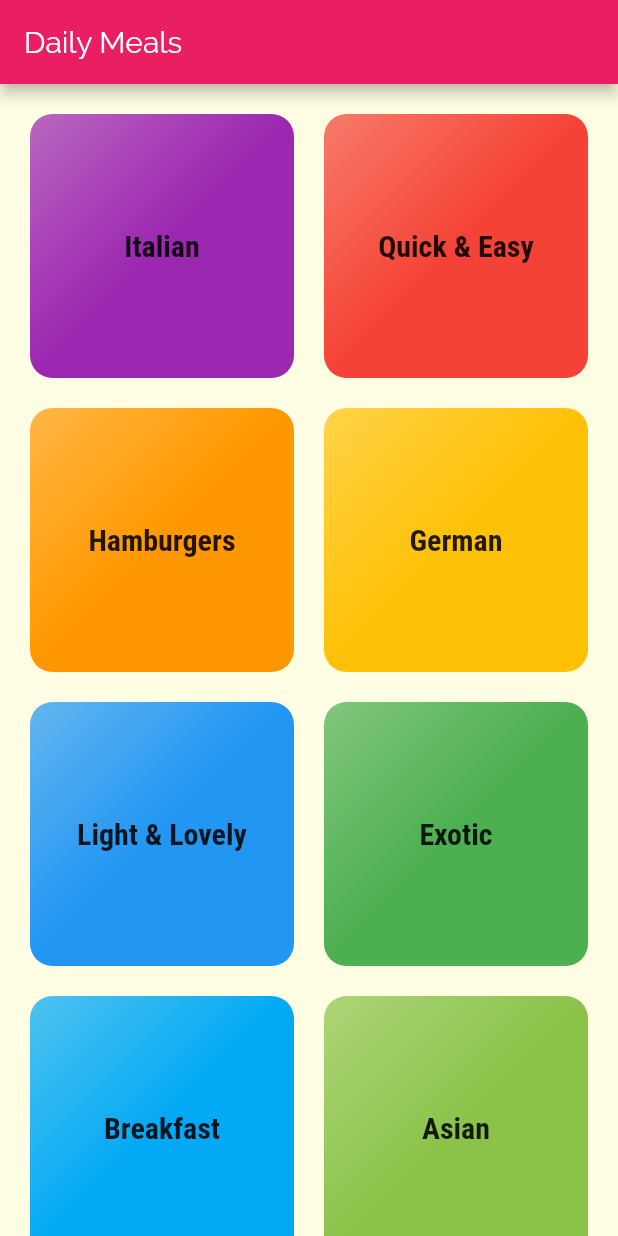
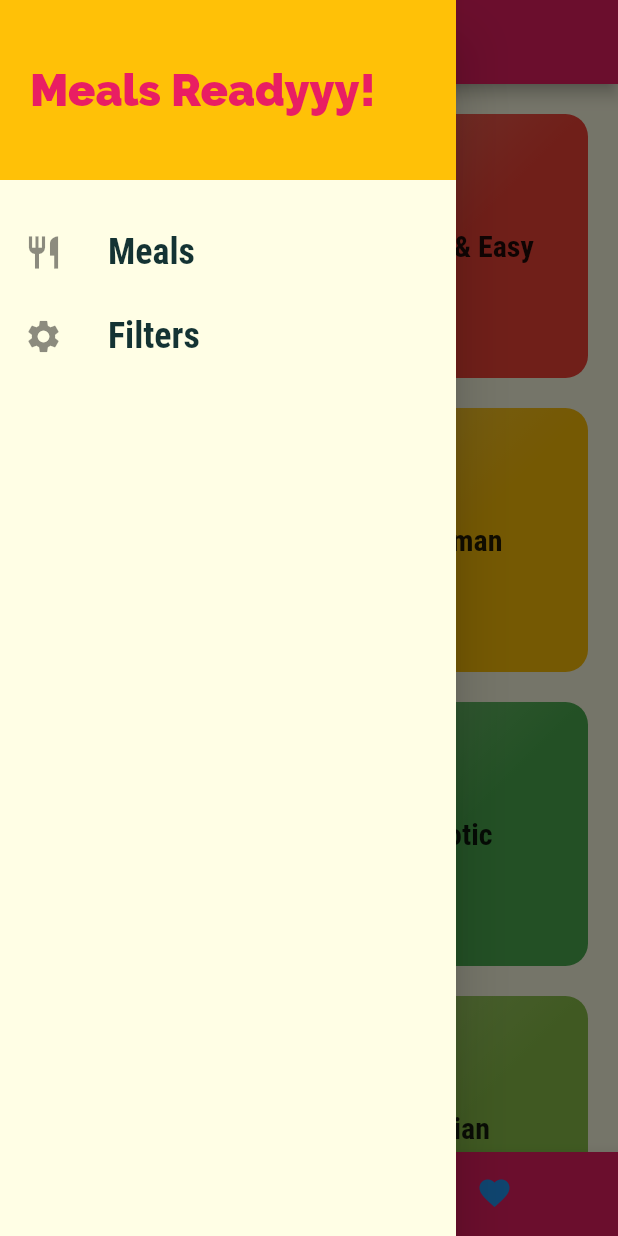
Before and after one commit to gstephin/flutterNavigation, a Flutter app: the screen it shows after launch, with the side drawer open (before the commit the screen has no drawer), on a phone screen of 412 x 824 dp. Run offline on Flutter 3.47's test engine with Material 2 defaults, Android fonts, the phone set to English and light mode, and no system bars; our stand-ins replace cached_network_image.

Commit message:
drawer added

```diff
--- a/lib/main.dart
+++ b/lib/main.dart
@@ -1,8 +1,9 @@
-import 'screens/meal_detail_screen.dart';
+import './screens/filter_screen.dart';
 import 'package:flutter/material.dart';
 
+import './screens/tabs_screen.dart';
 import 'screens/category_detail_screen.dart';
-import 'screens/category_screen.dart';
+import 'screens/meal_detail_screen.dart';
 
 void main() => runApp(MyApp());
 
@@ -32,9 +33,10 @@ class MyApp extends StatelessWidget {
       //home: CategoryScreen(),
       initialRoute: '/', // default is '/'
       routes: {
-        '/': (ctx) => CategoryScreen(),
+        '/': (ctx) => TabScreen(),
         CategoryDetailScreen.routeName: (ctx) => CategoryDetailScreen(),
         MealDetailScreen.routeNameMeal: (ctx) => MealDetailScreen(),
+        FilterScreen.routeName: (ctx) => FilterScreen(),
       },
     );
   }
--- a/lib/screens/category_screen.dart
+++ b/lib/screens/category_screen.dart
@@ -5,11 +5,7 @@ import 'package:flutter/material.dart';
 class CategoryScreen extends StatelessWidget {
   @override
   Widget build(BuildContext context) {
-    return Scaffold(
-      appBar: AppBar(
-        title: const Text('Daily Meals'),
-      ),
-      body: GridView(
+    return  GridView(
         padding: EdgeInsets.all(20),
         gridDelegate: SliverGridDelegateWithMaxCrossAxisExtent(
             maxCrossAxisExtent: 200,
@@ -19,7 +15,6 @@ class CategoryScreen extends StatelessWidget {
         children: DUMMY_CATEGORIES
             .map((cat) => CategoryItem(cat.title,cat.id, cat.color))
             .toList(),
-      ),
     );
   }
 }
--- a/lib/screens/meal_detail_screen.dart
+++ b/lib/screens/meal_detail_screen.dart
@@ -89,6 +89,10 @@ class MealDetailScreen extends StatelessWidget {
           ],
         ),
       ),
+      floatingActionButton: FloatingActionButton(
+        child: Icon(Icons.delete),
+        onPressed: () => Navigator.of(context).pop(selectedMeal.id),
+      ),
     );
   }
 }
--- /dev/null
+++ b/lib/screens/tabs_screen.dart
@@ -0,0 +1,58 @@
+import '../widgets/main_drawer.dart';
+import 'package:flutter/material.dart';
+
+import '../screens/category_screen.dart';
+import 'favorites_screen.dart';
+
+class TabScreen extends StatefulWidget {
+  @override
+  _TabScreenState createState() => _TabScreenState();
+}
+
+class _TabScreenState extends State<TabScreen> {
+  final List<Map<String, Object>> _pages = [
+    {'page': CategoryScreen(), 'title': 'Categories'},
+    {'page': FavoriteScreen(), 'title': 'Faavorites'}
+  ];
+  int _index = 0;
+
+  void _onSelectTab(int index) {
+    setState(() {
+      _index = index;
+    });
+  }
+
+  @override
+  Widget build(BuildContext context) {
+    return DefaultTabController(
+      length: 2,
+      child: Scaffold(
+          appBar: AppBar(title: Text(_pages[_index]['title'])),
+          drawer: MainDrawer(),
+          bottomNavigationBar: BottomNavigationBar(
+            currentIndex: _index,
+            type: BottomNavigationBarType.shifting,
+            onTap: _onSelectTab,
+            unselectedItemColor: Colors.blue,
+            selectedItemColor: Colors.white,
+            backgroundColor: Theme.of(context).primaryColor,
+            items: [
+              BottomNavigationBarItem(
+                  backgroundColor: Theme.of(context).primaryColor,
+                  icon: Icon(Icons.category),
+                  title: Text('Categories')),
+              BottomNavigationBarItem(
+                  backgroundColor: Theme.of(context).primaryColor,
+                  icon: Icon(Icons.favorite),
+                  title: Text('Favorites')),
+            ],
+          ),
+          body: _pages[_index]['page']
+
+          /* TabBarView(
+          children: <Widget>[CategoryScreen(), FavoriteScreen()],
+        ),*/
+          ),
+    );
+  }
+}
--- /dev/null
+++ b/lib/widgets/main_drawer.dart
@@ -0,0 +1,56 @@
+import 'package:daily_meals/screens/filter_screen.dart';
+import 'package:flutter/material.dart';
+
+class MainDrawer extends StatelessWidget {
+  Widget buildListTile(String title, IconData icon, Function handler) {
+    return ListTile(
+      leading: Icon(
+        icon,
+        size: 26,
+      ),
+      title: Text(
+        title,
+        style: TextStyle(
+          fontFamily: 'RobotoCondensed',
+          fontSize: 24,
+          fontWeight: FontWeight.bold,
+        ),
+      ),
+      onTap: handler,
+    );
+  }
+
+  @override
+  Widget build(BuildContext context) {
+    return Drawer(
+      child: Column(
+        children: <Widget>[
+          Container(
+            height: 120,
+            width: double.infinity,
+            padding: EdgeInsets.all(20),
+            alignment: Alignment.centerLeft,
+            color: Theme.of(context).accentColor,
+            child: Text(
+              'Meals Readyyy!',
+              style: TextStyle(
+                  fontWeight: FontWeight.w900,
+                  fontSize: 30,
+                  color: Theme.of(context).primaryColor),
+            ),
+          ),
+          SizedBox(
+            height: 20,
+          ),
+          buildListTile('Meals', Icons.restaurant, () {
+            Navigator.of(context).pushReplacementNamed('/');
+          }),
+          buildListTile('Filters', Icons.settings, () {
+            print('clickedddd');
+            Navigator.of(context).pushReplacementNamed(FilterScreen.routeName);
+          }),
+        ],
+      ),
+    );
+  }
+}
```
Also changed, not shown: lib/model/meal_detail.dart (+16 -16 lines), lib/screens/category_detail_screen.dart (+44 -11 lines), lib/screens/favorites_screen.dart (added, +8 -0 lines), lib/screens/filter_screen.dart (added, +16 -0 lines), lib/widgets/meal_item.dart (+8 -3 lines), 1 other file.
